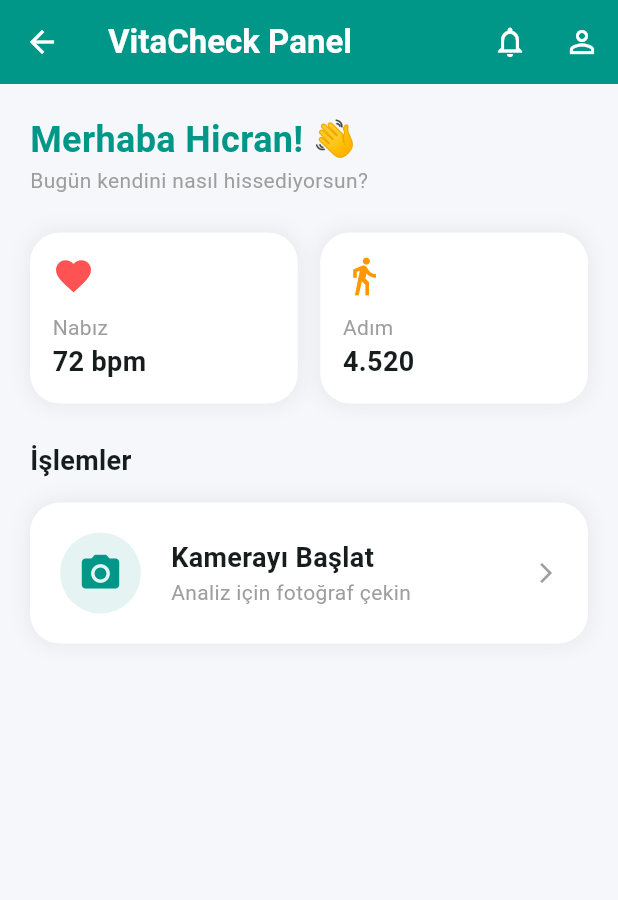
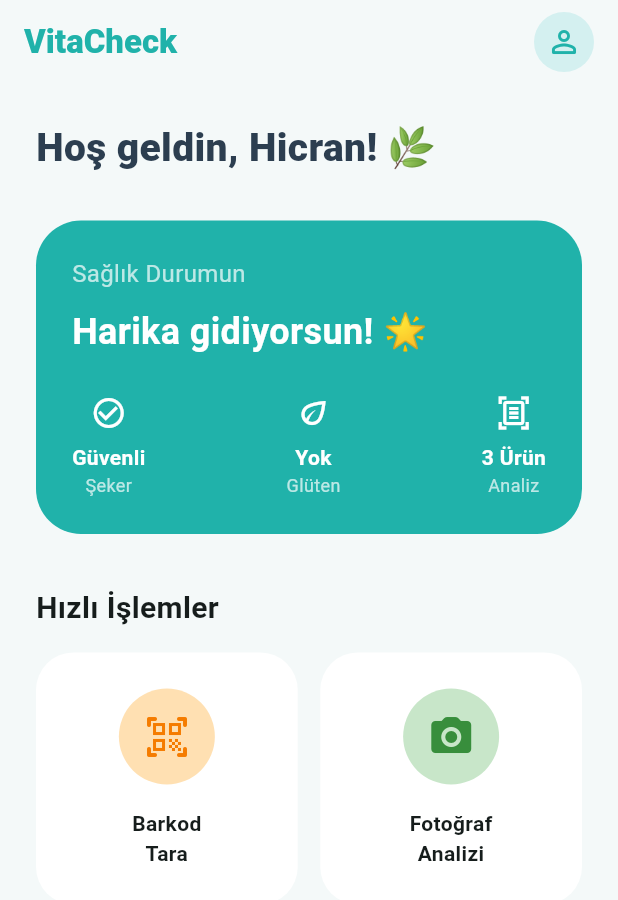
Before and after one commit to MehmetCanCankus1/VitaCheck, a Flutter app: the screen it shows after launch, after a tap on "Giriş Yap", on a phone screen of 412 x 824 dp. Shown: the top 900 px of the screen. Run offline on Flutter 3.47's test engine with Material 3 defaults, Android fonts, the phone set to English and light mode, and no system bars; our stand-ins replace camera.

Commit message:
feat: Giriş ekranı ve Ana sayfa (Dashboard) tasarımları eklendi

```diff
--- a/mobile_app/lib/screens/home_screen.dart
+++ b/mobile_app/lib/screens/home_screen.dart
@@ -6,79 +6,58 @@
   @override
   Widget build(BuildContext context) {
     return Scaffold(
-      backgroundColor: const Color(0xFFF5F7FA), // Hafif gri, temiz bir arka plan
+      backgroundColor: const Color(0xFFF4F9F9),
       appBar: AppBar(
-        title: const Text("VitaCheck Panel", style: TextStyle(fontWeight: FontWeight.bold)),
-        backgroundColor: Colors.teal,
-        foregroundColor: Colors.white,
+        backgroundColor: Colors.transparent,
         elevation: 0,
+        title: const Text("VitaCheck", style: TextStyle(color: Color(0xFF20B2AA), fontWeight: FontWeight.w900)),
         actions: [
-          IconButton(onPressed: () {}, icon: const Icon(Icons.notifications_none)),
-          IconButton(onPressed: () {}, icon: const Icon(Icons.person_outline)),
+          GestureDetector(
+            onTap: () => Navigator.pushNamed(context, '/profile'),
+            child: const Padding(
+              padding: EdgeInsets.only(right: 16.0),
+              child: CircleAvatar(backgroundColor: Color(0xFFD4F0F0), child: Icon(Icons.person_outline_rounded, color: Color(0xFF20B2AA))),
+            ),
+          ),
         ],
       ),
       body: SingleChildScrollView(
-        padding: const EdgeInsets.all(20),
+        padding: const EdgeInsets.all(24.0),
         child: Column(
           crossAxisAlignment: CrossAxisAlignment.start,
           children: [
-            const Text(
-              "Merhaba Hicran! 👋",
-              style: TextStyle(fontSize: 24, fontWeight: FontWeight.bold, color: Colors.teal),
+            const Text("Hoş geldin, Hicran! 🌿", style: TextStyle(fontSize: 26, fontWeight: FontWeight.w900, color: Color(0xFF2C3E50))),
+            const SizedBox(height: 30),
+            Container(
+              width: double.infinity, padding: const EdgeInsets.all(24),
+              decoration: BoxDecoration(color: const Color(0xFF20B2AA), borderRadius: BorderRadius.circular(30)),
+              child: Column(
+                crossAxisAlignment: CrossAxisAlignment.start,
+                children: [
+                  const Text("Sağlık Durumun", style: TextStyle(color: Colors.white70, fontSize: 16)),
+                  const SizedBox(height: 10),
+                  const Text("Harika gidiyorsun! 🌟", style: TextStyle(color: Colors.white, fontSize: 24, fontWeight: FontWeight.bold)),
+                  const SizedBox(height: 25),
+                  Row(
+                    mainAxisAlignment: MainAxisAlignment.spaceBetween,
+                    children: [
+                      _buildStatItem("Şeker", "Güvenli", Icons.check_circle_outline),
+                      _buildStatItem("Glüten", "Yok", Icons.eco_outlined),
+                      _buildStatItem("Analiz", "3 Ürün", Icons.document_scanner_outlined),
+                    ],
+                  )
+                ],
+              ),
             ),
-            const Text("Bugün kendini nasıl hissediyorsun?", style: TextStyle(color: Colors.grey)),
-            const SizedBox(height: 25),
-
-            // Gösterge Kartları (Sağlık Uygulaması Havası Verir)
+            const SizedBox(height: 35),
+            const Text("Hızlı İşlemler", style: TextStyle(fontSize: 20, fontWeight: FontWeight.bold)),
+            const SizedBox(height: 15),
             Row(
               children: [
-                _buildStatCard("Nabız", "72 bpm", Icons.favorite, Colors.redAccent),
+                _buildActionCard(context, "Barkod\nTara", Icons.qr_code_scanner_rounded, const Color(0xFFFFE0B2), const Color(0xFFF57C00)),
                 const SizedBox(width: 15),
-                _buildStatCard("Adım", "4.520", Icons.directions_walk, Colors.orange),
+                _buildActionCard(context, "Fotoğraf\nAnalizi", Icons.camera_alt_rounded, const Color(0xFFC8E6C9), const Color(0xFF388E3C), isCamera: true),
               ],
-            ),
-            const SizedBox(height: 25),
-
-            // ANA GÖREV: Kamera Modülü Kartı
-            const Text("İşlemler", style: TextStyle(fontSize: 18, fontWeight: FontWeight.bold)),
-            const SizedBox(height: 15),
-
-            GestureDetector(
-              onTap: () {
-                // Birazdan buraya Kamera sayfasını bağlayacağız!
-                ScaffoldMessenger.of(context).showSnackBar(
-                  const SnackBar(content: Text("Kamera Modülü Hazırlanıyor...")),
-                );
-              },
-              child: Container(
-                padding: const EdgeInsets.all(20),
-                decoration: BoxDecoration(
-                  color: Colors.white,
-                  borderRadius: BorderRadius.circular(20),
-                  boxShadow: [
-                    BoxShadow(color: Colors.black.withOpacity(0.05), blurRadius: 10, spreadRadius: 2),
-                  ],
-                ),
-                child: Row(
-                  children: [
-                    Container(
-                      padding: const EdgeInsets.all(12),
-                      decoration: BoxDecoration(color: Colors.teal.withOpacity(0.1), shape: BoxShape.circle),
-                      child: const Icon(Icons.camera_alt, color: Colors.teal, size: 30),
-                    ),
-                    const SizedBox(width: 20),
-                    const Column(
-                      crossAxisAlignment: CrossAxisAlignment.start,
-                      children: [
-                        Text("Kamerayı Başlat", style: TextStyle(fontSize: 18, fontWeight: FontWeight.bold)),
-                        Text("Analiz için fotoğraf çekin", style: TextStyle(color: Colors.grey)),
-                      ],
-                    ),
-                    const Spacer(),
-                    const Icon(Icons.arrow_forward_ios, size: 16, color: Colors.grey),
-                  ],
-                ),
-              ),
             ),
           ],
         ),
@@ -86,26 +65,18 @@
     );
   }
 
-  // Küçük Bilgi Kartları İçin Yardımcı Widget
-  Widget _buildStatCard(String title, String value, IconData icon, Color color) {
+  Widget _buildStatItem(String title, String value, IconData icon) {
+    return Column(children: [Icon(icon, color: Colors.white), const SizedBox(height: 8), Text(value, style: const TextStyle(color: Colors.white, fontWeight: FontWeight.bold)), Text(title, style: const TextStyle(color: Colors.white70, fontSize: 12))]);
+  }
+
+  Widget _buildActionCard(BuildContext context, String title, IconData icon, Color bgColor, Color iconColor, {bool isCamera = false}) {
     return Expanded(
-      child: Container(
-        padding: const EdgeInsets.all(15),
-        decoration: BoxDecoration(
-          color: Colors.white,
-          borderRadius: BorderRadius.circular(20),
-          boxShadow: [
-            BoxShadow(color: Colors.black.withOpacity(0.05), blurRadius: 10, spreadRadius: 2),
-          ],
-        ),
-        child: Column(
-          crossAxisAlignment: CrossAxisAlignment.start,
-          children: [
-            Icon(icon, color: color, size: 28),
-            const SizedBox(height: 10),
-            Text(title, style: const TextStyle(color: Colors.grey, fontSize: 14)),
-            Text(value, style: const TextStyle(fontSize: 18, fontWeight: FontWeight.bold)),
-          ],
+      child: GestureDetector(
+        onTap: () { if (isCamera) Navigator.pushNamed(context, '/camera'); },
+        child: Container(
+          padding: const EdgeInsets.symmetric(vertical: 24, horizontal: 16),
+          decoration: BoxDecoration(color: Colors.white, borderRadius: BorderRadius.circular(25)),
+          child: Column(children: [Container(padding: const EdgeInsets.all(16), decoration: BoxDecoration(color: bgColor, shape: BoxShape.circle), child: Icon(icon, color: iconColor, size: 32)), const SizedBox(height: 16), Text(title, textAlign: TextAlign.center, style: const TextStyle(fontWeight: FontWeight.bold))]),
         ),
       ),
     );
--- a/mobile_app/lib/screens/login_screen.dart
+++ b/mobile_app/lib/screens/login_screen.dart
@@ -1,81 +1,88 @@
 import 'package:flutter/material.dart';
-import 'home_screen.dart';
 
-class LoginScreen extends StatelessWidget {
+class LoginScreen extends StatefulWidget {
   const LoginScreen({super.key});
+
+  @override
+  State<LoginScreen> createState() => _LoginScreenState();
+}
+
+class _LoginScreenState extends State<LoginScreen> {
+  final TextEditingController _emailController = TextEditingController();
+  final TextEditingController _passwordController = TextEditingController();
+  bool _isObscure = true;
 
   @override
   Widget build(BuildContext context) {
     return Scaffold(
-      body: Container(
-        width: double.infinity,
-        decoration: const BoxDecoration(
-          // Arka plana hafif bir gradyan verelim
-          gradient: LinearGradient(
-            begin: Alignment.topCenter,
-            colors: [Colors.teal, Colors.tealAccent],
+      backgroundColor: const Color(0xFFF4F9F9),
+      body: Stack(
+        children: [
+          Positioned(
+            top: -80, left: -80,
+            child: Container(width: 250, height: 250, decoration: const BoxDecoration(color: Color(0xFFCCEFDF), shape: BoxShape.circle)),
           ),
+          Positioned(
+            top: MediaQuery.of(context).size.height * 0.25, right: -100,
+            child: Container(width: 200, height: 200, decoration: const BoxDecoration(color: Color(0xFFD4F0F0), shape: BoxShape.circle)),
           ),
+          SafeArea(
+            child: Center(
+              child: SingleChildScrollView(
+                padding: const EdgeInsets.symmetric(horizontal: 32.0),
                 child: Column(
-          crossAxisAlignment: CrossAxisAlignment.center,
-          children: <Widget>[
-            const SizedBox(height: 80),
-            const Icon(Icons.health_and_safety, size: 80, color: Colors.white),
-            const Text("VitaCheck", style: TextStyle(color: Colors.white, fontSize: 40, fontWeight: FontWeight.bold)),
-            const SizedBox(height: 10),
-            const Text("Sağlıklı Günler Dileriz", style: TextStyle(color: Colors.white, fontSize: 18)),
+                  mainAxisAlignment: MainAxisAlignment.center,
+                  crossAxisAlignment: CrossAxisAlignment.start,
+                  children: [
+                    Row(
+                      children: [
+                        Container(
+                          padding: const EdgeInsets.all(16),
+                          decoration: BoxDecoration(color: Colors.white, borderRadius: BorderRadius.circular(20), boxShadow: [BoxShadow(color: Colors.black.withOpacity(0.05), blurRadius: 15, offset: const Offset(0, 5))]),
+                          child: const Icon(Icons.eco_rounded, size: 40, color: Color(0xFF2E8B57)),
+                        ),
+                        const SizedBox(width: 20),
+                        const Expanded(child: Text("Merhaba! 👋", style: TextStyle(fontSize: 28, fontWeight: FontWeight.w800, color: Color(0xFF2C3E50)))),
+                      ],
+                    ),
+                    const SizedBox(height: 30),
+                    const Text("VitaCheck", style: TextStyle(fontSize: 38, fontWeight: FontWeight.w900, color: Color(0xFF20B2AA), letterSpacing: -1)),
+                    const Text("Kişisel gıda ve sağlık asistanın.", style: TextStyle(fontSize: 18, color: Color(0xFF7F8C8D), fontWeight: FontWeight.w500)),
                     const SizedBox(height: 50),
-            Expanded(
-              child: Container(
-                decoration: const BoxDecoration(
-                  color: Colors.white,
-                  borderRadius: BorderRadius.only(topLeft: Radius.circular(60), topRight: Radius.circular(60)),
+                    _buildSoftTextField(controller: _emailController, hint: "E-posta Adresin", icon: Icons.alternate_email_rounded),
+                    const SizedBox(height: 20),
+                    _buildSoftTextField(controller: _passwordController, hint: "Şifren", icon: Icons.lock_outline_rounded, isPassword: true),
+                    const SizedBox(height: 30),
+                    SizedBox(
+                      width: double.infinity, height: 60,
+                      child: ElevatedButton(
+                        onPressed: () => Navigator.pushReplacementNamed(context, '/home'),
+                        style: ElevatedButton.styleFrom(backgroundColor: const Color(0xFF20B2AA), foregroundColor: Colors.white, shape: RoundedRectangleBorder(borderRadius: BorderRadius.circular(20))),
+                        child: const Text("Giriş Yap", style: TextStyle(fontSize: 18, fontWeight: FontWeight.bold)),
                       ),
-                child: Padding(
-                  padding: const EdgeInsets.all(30),
-                  child: Column(
-                    children: <Widget>[
-                      const SizedBox(height: 40),
-                      // E-posta Kutusu
-                      TextField(
-                        decoration: InputDecoration(
-                          hintText: "E-posta",
-                          prefixIcon: const Icon(Icons.email, color: Colors.teal),
-                        ),
-                      ),
-                      const SizedBox(height: 20),
-                      // Şifre Kutusu
-                      TextField(
-                        obscureText: true,
-                        decoration: InputDecoration(
-                          hintText: "Şifre",
-                          prefixIcon: const Icon(Icons.lock, color: Colors.teal),
-                        ),
-                      ),
-                      const SizedBox(height: 40),
-                      // Giriş Yap Butonu
-                      SizedBox(
-                        width: double.infinity,
-                        height: 50,
-                        child: ElevatedButton(
-                          onPressed: () {
-                            // Şimdilik doğrudan ana sayfaya atsın
-                            Navigator.push(context, MaterialPageRoute(builder: (context) => const HomeScreen()));
-                          },
-                          child: const Text("Giriş Yap", style: TextStyle(fontSize: 18)),
-                        ),
-                      ),
-                      const SizedBox(height: 20),
-                      TextButton(
-                        onPressed: () {},
-                        child: const Text("Hesabınız yok mu? Kayıt Olun", style: TextStyle(color: Colors.teal)),
                     ),
                   ],
                 ),
               ),
             ),
-            )
+          ),
         ],
+      ),
+    );
+  }
+
+  Widget _buildSoftTextField({required TextEditingController controller, required String hint, required IconData icon, bool isPassword = false}) {
+    return Container(
+      decoration: BoxDecoration(color: Colors.white, borderRadius: BorderRadius.circular(20), boxShadow: [BoxShadow(color: Colors.black.withOpacity(0.03), blurRadius: 20, offset: const Offset(0, 10))]),
+      child: TextField(
+        controller: controller,
+        obscureText: isPassword ? _isObscure : false,
+        decoration: InputDecoration(
+          hintText: hint,
+          prefixIcon: Icon(icon, color: const Color(0xFF20B2AA)),
+          suffixIcon: isPassword ? IconButton(icon: Icon(_isObscure ? Icons.visibility_off_rounded : Icons.visibility_rounded), onPressed: () => setState(() => _isObscure = !_isObscure)) : null,
+          border: InputBorder.none,
+          contentPadding: const EdgeInsets.symmetric(vertical: 20, horizontal: 20),
         ),
       ),
     );
```
Also changed, not shown: mobile_app/lib/screens/profile_screen.dart (added), mobile_app/lib/screens/result_screen.dart (added), mobile_app/lib/services/api_service.dart (added). Lines whose indentation alone changed are shown as unchanged.
